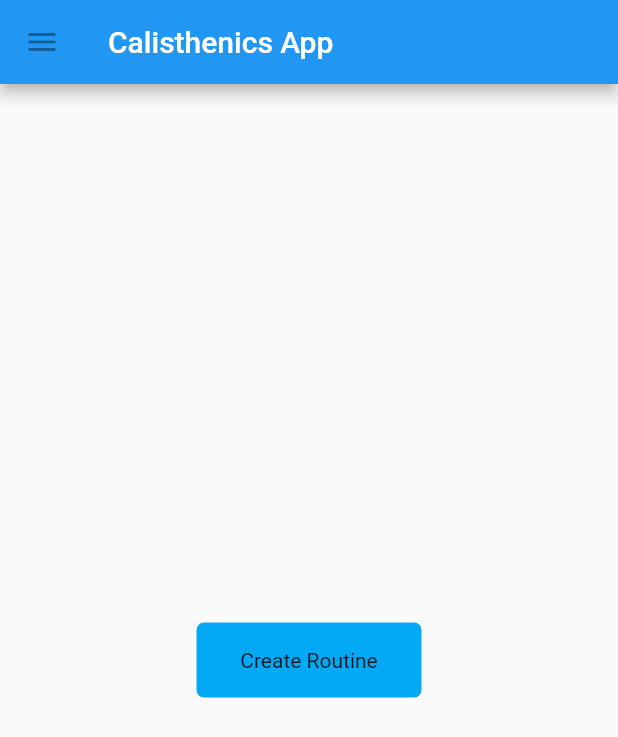
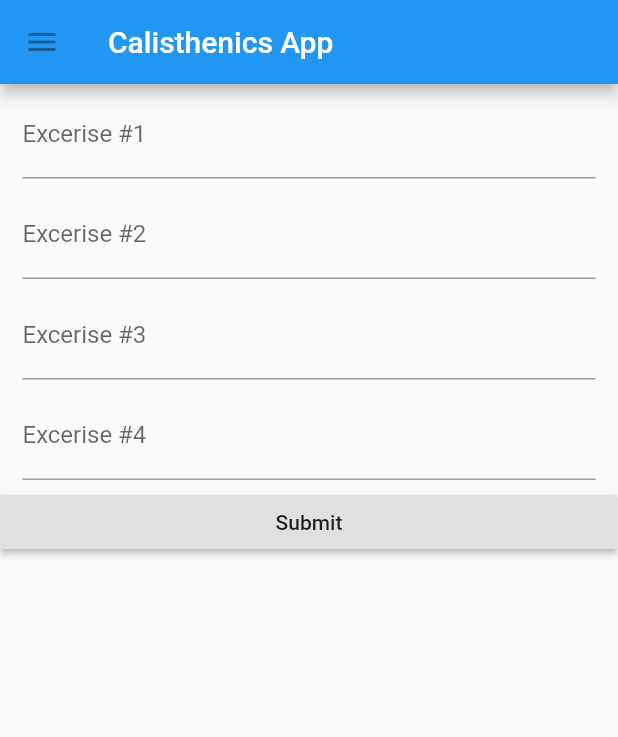
Before and after one commit to TahaM1/CalisthenicsApp, a Flutter app: the screen it shows after launch, on a phone screen of 412 x 824 dp. Shown: the top 737 px of the screen. Run offline on Flutter 3.47's test engine with Material 2 defaults, Android fonts, the phone set to English and light mode, and no system bars.

Commit message:
added form for recording list of excercises

```diff
--- /dev/null
+++ b/lib/RoutineForm.dart
@@ -0,0 +1,132 @@
+import 'package:flutter/cupertino.dart';
+import 'package:flutter/material.dart';
+
+class RoutineForm extends StatefulWidget {
+  @override
+  RoutineFormState createState() => RoutineFormState();
+}
+
+class RoutineFormState extends State<RoutineForm> {
+  final _formKey = GlobalKey<FormState>();
+  //List<Widget> list = listofText().add(SubmitExercisesButton(_formKey));
+  List<String> userInputs = new List<String>();
+
+  //final textController = TextEditingController();
+  @override
+  void dispose() {
+    //textController.dispose();
+    super.dispose();
+  }
+
+  @override
+  Widget build(BuildContext context) {
+    return Form(
+      key: _formKey,
+      child: ListView(
+        children: <Widget>[
+          Container(
+            padding: EdgeInsets.symmetric(horizontal: 15, vertical: 4),
+            child: TextFormField(
+              decoration: InputDecoration(labelText: 'Excerise #${1}'),
+              validator: (value) {
+                if (value.isEmpty) {
+                  return 'Enter An Excercise Please';
+                }
+                return null;
+              },
+              onSaved: (value) => userInputs.add(value),
+            ),
+          ),
+          Container(
+            padding: EdgeInsets.symmetric(horizontal: 15, vertical: 4),
+            child: TextFormField(
+              decoration: InputDecoration(labelText: 'Excerise #${2}'),
+              validator: (value) {
+                if (value.isEmpty) {
+                  return 'Enter An Excercise Please';
+                }
+                return null;
+              },
+              onSaved: (value) => userInputs.add(value),
+            ),
+          ),
+          Container(
+            padding: EdgeInsets.symmetric(horizontal: 15, vertical: 4),
+            child: TextFormField(
+              decoration: InputDecoration(labelText: 'Excerise #${3}'),
+              validator: (value) {
+                if (value.isEmpty) {
+                  return 'Enter An Excercise Please';
+                }
+                return null;
+              },
+              onSaved: (value) => userInputs.add(value),
+            ),
+          ),
+          Container(
+            padding: EdgeInsets.symmetric(horizontal: 15, vertical: 4),
+            child: TextFormField(
+              decoration: InputDecoration(labelText: 'Excerise #${4}'),
+              validator: (value) {
+                if (value.isEmpty) {
+                  return 'Enter An Excercise Please';
+                }
+
+                return null;
+              },
+              onSaved: (value) {
+                userInputs.add(value);
+
+                print(userInputs);
+              },
+            ),
+          ),
+          SubmitExercisesButton(_formKey)
+        ],
+      ),
+    );
+  }
+}
+
+List<Widget> listofText() {
+  List<Widget> list = new List<Widget>();
+
+  for (var i = 0; i < 4; i++) {
+    list.add(Container(
+      padding: EdgeInsets.symmetric(horizontal: 15, vertical: 4),
+      child: TextFormField(
+        decoration: InputDecoration(labelText: 'Excerise #${i + 1}'),
+        validator: (value) {
+          if (value.isEmpty) {
+            return 'Enter An Excercise Please';
+          }
+          return null;
+        },
+      ),
+    ));
+  }
+
+  return list;
+}
+
+class SubmitExercisesButton extends StatelessWidget {
+  GlobalKey<FormState> _key;
+
+  SubmitExercisesButton(GlobalKey<FormState> key) {
+    this._key = key;
+  }
+
+  @override
+  Widget build(BuildContext context) {
+    return RaisedButton(
+      onPressed: () {
+        if (_key.currentState.validate()) {
+          Scaffold.of(context)
+              .showSnackBar(SnackBar(content: Text('Processing Data')));
+          _key.currentState.save();
+        }
+      },
+      child: Text('Submit'),
+    );
+  }
+}
--- a/lib/main.dart
+++ b/lib/main.dart
@@ -1,3 +1,4 @@
+import 'package:fitness_app/RoutineForm.dart';
 import 'package:flutter/material.dart';
 
 void main() => runApp(MyApp());
@@ -25,30 +26,30 @@ class HomePage extends StatelessWidget {
           tooltip: 'menu',
         ),
       ),
-      body: CreateRoutine(),
+      body: RoutineForm(),
     );
   }
 }
 
-class CreateRoutine extends StatelessWidget {
+class CreateRoutineButton extends StatelessWidget {
   @override
   Widget build(BuildContext build) {
     return GestureDetector(
       onTap: () {
         print('tapped!');
       },
-        child: Center(
       child: Container(
         height: 50.0,
         width: 150,
         padding: EdgeInsets.all(8),
         decoration: BoxDecoration(
-                borderRadius: BorderRadius.circular(5),
+          borderRadius: BorderRadius.circular(20),
           color: Colors.lightBlue[500],
         ),
         child: Center(
           child: Text('Create Routine'),
-              )),
-        ));
+        ),
+      ),
+    );
   }
 }
```
Lines whose indentation alone changed are shown as unchanged.
